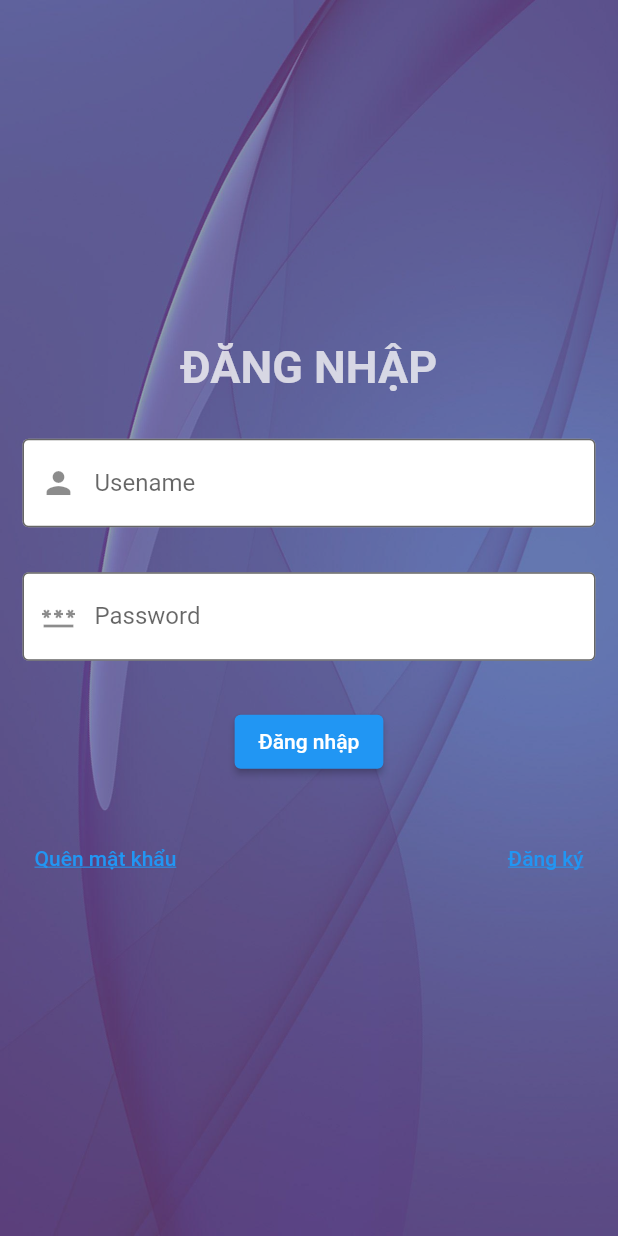
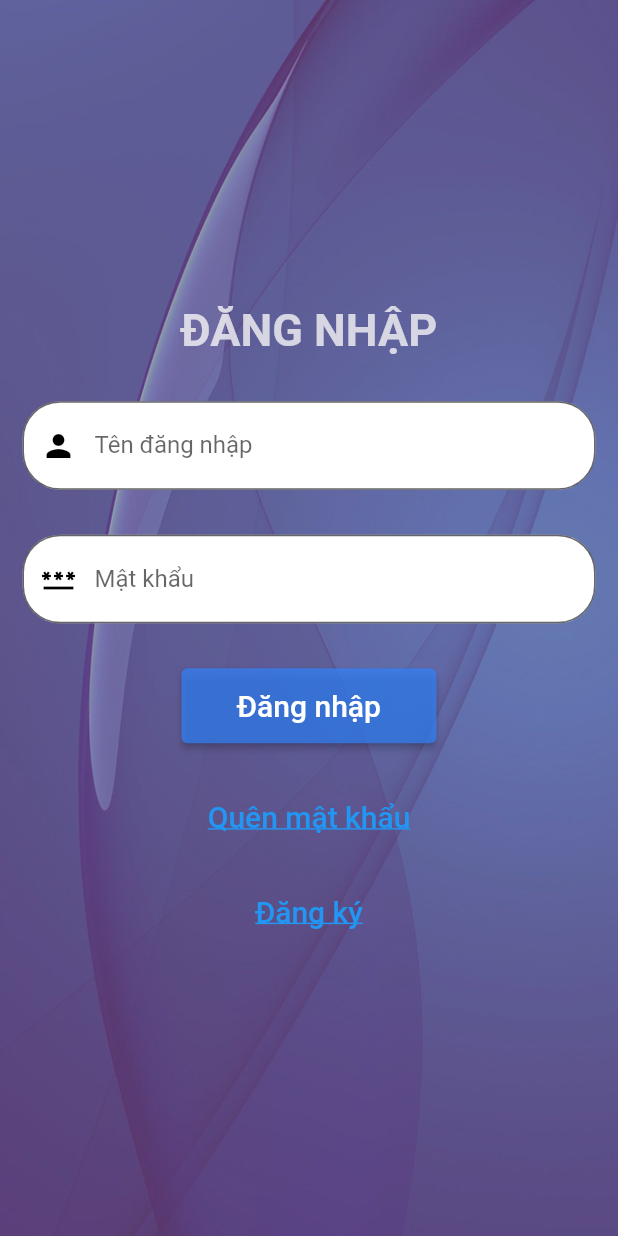
Before and after one commit to Got-The-Runs/DALTDD, a Flutter app: the screen it shows after launch, on a phone screen of 412 x 824 dp. Run offline on Flutter 3.47's test engine with Material 2 defaults, Android fonts, the phone set to English and light mode, and no system bars; missing offline and left inert: dart:ffi.

Commit message:
Sửa đăng nhập

```diff
--- a/lord_of_quizzs/lib/dang_nhap.dart
+++ b/lord_of_quizzs/lib/dang_nhap.dart
@@ -4,7 +4,7 @@ import 'package:flutter/material.dart';
 import 'package:lord_of_quizzs/dang_ky.dart';
 import 'package:lord_of_quizzs/quen_mat_khau.dart';
 
-class DangNhap extends StatefulWidget{
+class DangNhap extends StatefulWidget {
   const DangNhap({super.key});
 
   @override
@@ -35,31 +35,37 @@ class DangNhapState extends State<DangNhap> {
           ),
           Container(
               padding: const EdgeInsets.all(15),
-            child: const TextField(
+              child: TextField(
                 decoration: InputDecoration(
                   filled: true,
                   fillColor: Colors.white,
-                labelText: 'Usename',
-                border: OutlineInputBorder(),
-                prefixIcon: Icon(Icons.person),
+                  labelText: 'Tên đăng nhập',
+                  floatingLabelBehavior: FloatingLabelBehavior.never,
+                  border: OutlineInputBorder(
+                    borderRadius: BorderRadius.circular(25),
                   ),
+                  prefixIcon: const Icon(Icons.person, color: Colors.black),
                 ),
-          ),
+              )),
           Container(
               padding: const EdgeInsets.all(15),
-            child: const TextField(
+              child: TextField(
                 obscureText: true,
                 decoration: InputDecoration(
                   filled: true,
                   fillColor: Colors.white,
-                labelText: 'Password',
-                border: OutlineInputBorder(),
-                prefixIcon: Icon(Icons.password),
+                  labelText: 'Mật khẩu',
+                  floatingLabelBehavior: FloatingLabelBehavior.never,
+                  border: OutlineInputBorder(
+                    borderRadius: BorderRadius.circular(25),
                   ),
+                  prefixIcon: const Icon(Icons.password, color: Colors.black),
                 ),
-          ),
+              )),
           Container(
             padding: const EdgeInsets.all(15),
+            width: 200,
+            height: 80,
             child: ElevatedButton(
               onPressed: () {
                 showDialog(
@@ -67,8 +73,8 @@ class DangNhapState extends State<DangNhap> {
                     builder: (context) {
                       return AlertDialog(
                         title: const Text('Đăng nhập'),
-                            content: const Text(
-                                'Chúc mừng bạn đã đăng nhập thành công'),
+                        content:
+                            const Text('Chúc mừng bạn đã đăng nhập thành công'),
                         actions: [
                           TextButton(
                               onPressed: () => Navigator.pop(context),
@@ -77,13 +83,20 @@ class DangNhapState extends State<DangNhap> {
                       );
                     });
               },
-                  child: const Text('Đăng nhập'))),
+              // ignore: sort_child_properties_last
+              child: const Text(
+                'Đăng nhập',
+                style: TextStyle(fontSize: 20),
+              ),
+              style: ButtonStyle(
+                backgroundColor: MaterialStateProperty.all(
+                    const Color.fromARGB(188, 51, 129, 247)),
+              ),
+            ),
+          ),
           Container(
-            padding: const EdgeInsets.all(15),
-            child: Row(
-              mainAxisAlignment: MainAxisAlignment.spaceBetween,
-              children: [
-                TextButton(
+            padding: const EdgeInsets.all(10),
+            child: TextButton(
               onPressed: () {
                 Navigator.push(
                   context,
@@ -94,10 +107,14 @@ class DangNhapState extends State<DangNhap> {
               },
               child: const Text(
                 'Quên mật khẩu',
-                    style: TextStyle(decoration: TextDecoration.underline),
+                style: TextStyle(
+                    decoration: TextDecoration.underline, fontSize: 20),
               ),
             ),
-                TextButton(
+          ),
+          Container(
+            padding: const EdgeInsets.all(5),
+            child: TextButton(
               onPressed: () {
                 Navigator.push(
                   context,
@@ -108,10 +125,9 @@ class DangNhapState extends State<DangNhap> {
               },
               child: const Text(
                 'Đăng ký',
-                    style: TextStyle(decoration: TextDecoration.underline),
+                style: TextStyle(
+                    decoration: TextDecoration.underline, fontSize: 20),
               ),
-                ),
-              ],
             ),
           ),
         ],
```
Lines whose indentation alone changed are shown as unchanged.
